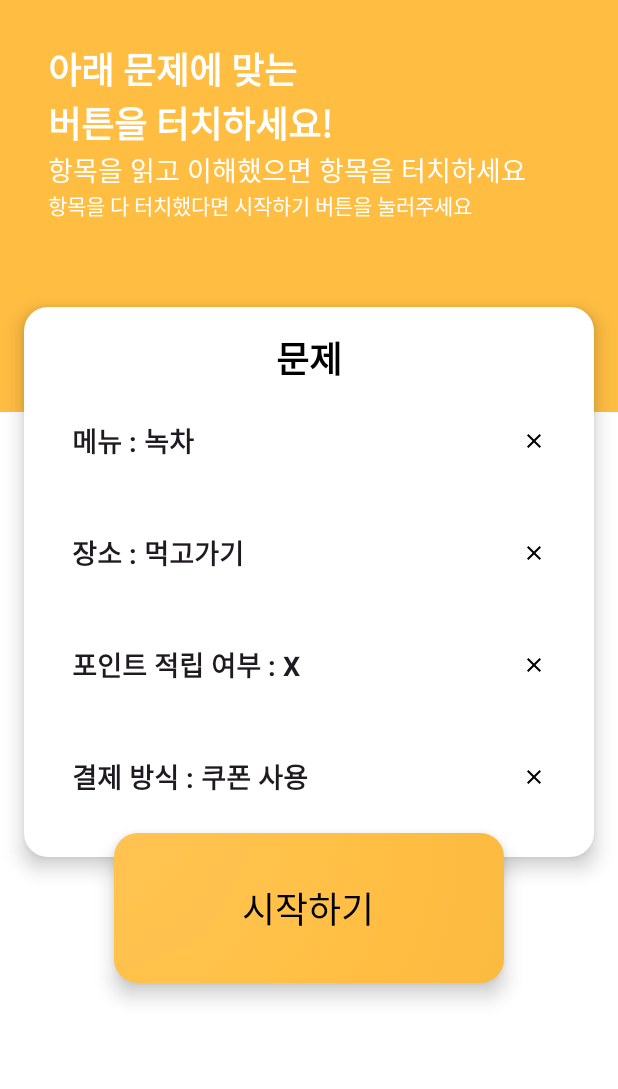
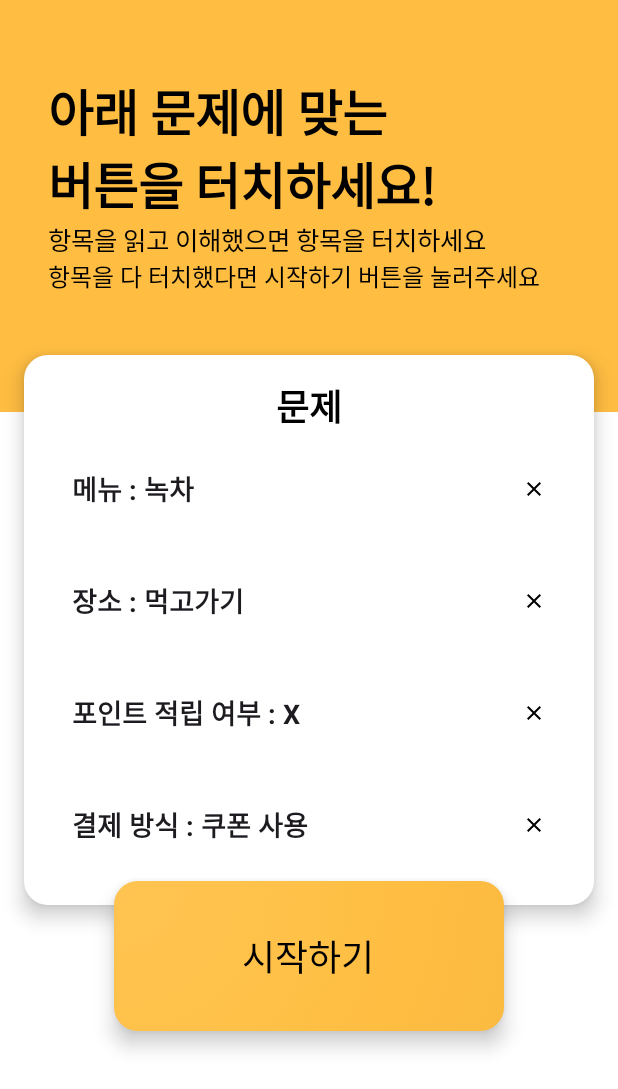
Before and after one commit to 2024CapstoneProject/app, an Android app built with Jetpack Compose: the @Preview function TextScreenPreview, on a phone screen of 412 x 824 dp. Shown: the top 1089 px of the screen. Run offline under Robolectric (Android 15) with nearby library versions, the phone set to English and light mode, and no system bars; our stand-ins replace Dagger/Hilt's generated code; Roboto replaces fonts that are not available here.

Commit message:
글자 크기 수정

```diff
--- a/app/src/main/java/com/example/capstoneapp/cafe/ui/Screens/KioskCafePractice0.kt
+++ b/app/src/main/java/com/example/capstoneapp/cafe/ui/Screens/KioskCafePractice0.kt
@@ -61,7 +61,7 @@ fun KioskCafePractice0(navController: NavController, problem: Problem) {
                 .fillMaxWidth()
                 .weight(1f)
                 .background(color = Color(0xFFFFBD42))
-                .padding(bottom = 80.dp,top = 28.dp, end = 16.dp,start=16.dp),
+                .padding(bottom = 80.dp,top = 50.dp, end = 16.dp,start=16.dp),
             contentAlignment = Alignment.TopStart
         ){
             Column(
@@ -71,20 +71,26 @@ fun KioskCafePractice0(navController: NavController, problem: Problem) {
                 horizontalAlignment = Alignment.Start
             ) {
                 Text(
-                    text = "아래 문제에 맞는 \n버튼을 터치하세요!",
-                    fontSize = 24.sp,
+                    text = "아래 문제에 맞는",
+                    fontSize = 33.sp,
                     fontWeight = FontWeight.Bold,
-                    color = Color.White
+                    color = Color.Black
+                )
+                Text(
+                    text = "버튼을 터치하세요!",
+                    fontSize = 33.sp,
+                    fontWeight = FontWeight.Bold,
+                    color = Color.Black
                 )
                 Text(
                     text = "항목을 읽고 이해했으면 항목을 터치하세요",
-                    fontSize = 18.sp,
-                    color = Color.White
+                    fontSize = 17.sp,
+                    color = Color.Black
                 )
                 Text(
                     text = "항목을 다 터치했다면 시작하기 버튼을 눌러주세요",
-                    fontSize = 14.sp,
-                    color = Color.White
+                    fontSize = 16.sp,
+                    color = Color.Black
                 )
             }
         }
@@ -100,7 +106,7 @@ fun KioskCafePractice0(navController: NavController, problem: Problem) {
             verticalArrangement = Arrangement.SpaceBetween,
             horizontalAlignment = Alignment.CenterHorizontally
         ) {
-            Spacer(modifier = Modifier.height(16.dp))
+            Spacer(modifier = Modifier.height(80.dp))
             ProblemCard(navController,problem)
             Spacer(modifier = Modifier.height(24.dp))
         }
```
Also changed, not shown: app/src/main/java/com/example/capstoneapp/fastfood/ui/screens/PracticeHomeScreen.kt (+15 -9 lines), app/src/main/java/com/example/capstoneapp/kakatalk/ui/Screens/KakaoPractice0.kt (+15 -9 lines).
